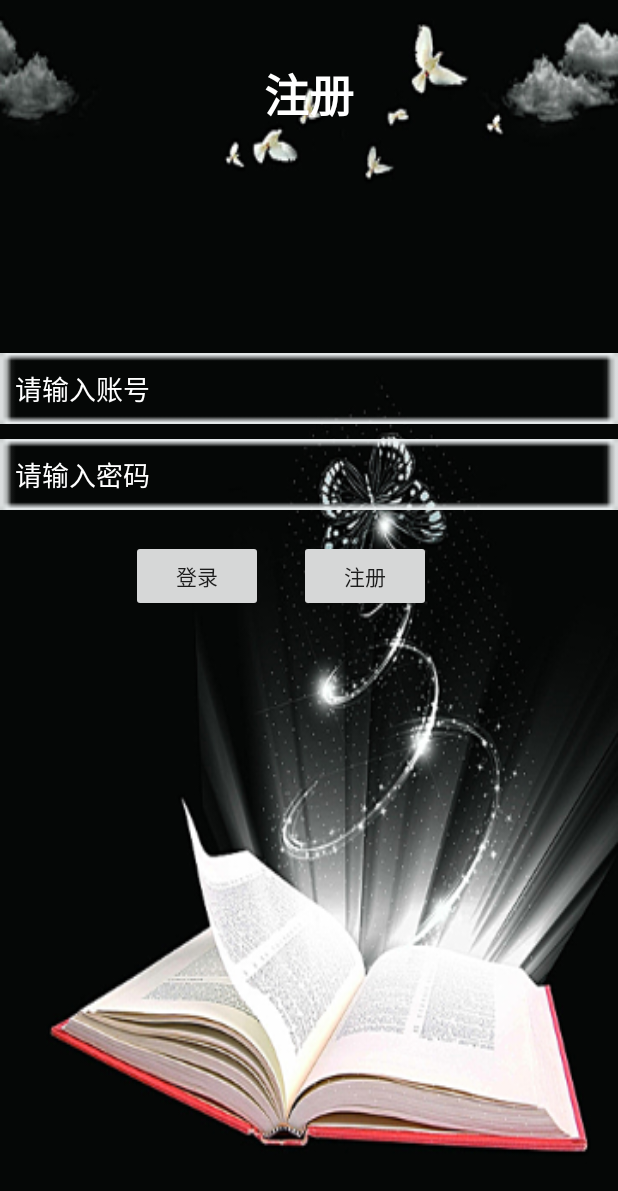
After one commit to zlwgirl/Book, an Android app: the RegisterActivity screen opened directly, with no data from a screen before it, on a phone screen of 412 x 824 dp. The commit adds this screen. Shown: the top 1191 px of the screen. Run offline under Robolectric (Android 15) with nearby library versions, the phone set to English and light mode, and no system bars.

Commit message:
注册，登录

```diff
--- a/app/src/main/AndroidManifest.xml
+++ b/app/src/main/AndroidManifest.xml
@@ -22,6 +22,8 @@
         <activity android:name=".SettingActivity"/>
         <activity android:name=".MyMoney"/>
         <activity android:name=".MyMessageActicity"/>
+        <activity android:name=".LoginActivity"/>
+        <activity android:name=".RegisterActivity"/>
     </application>
 
 </manifest>
--- /dev/null
+++ b/app/src/main/java/com/example/z_lw/aaaa/RegisterActivity.java
@@ -0,0 +1,40 @@
+package com.example.z_lw.aaaa;
+
+import android.app.Activity;
+import android.content.Intent;
+import android.os.Bundle;
+import android.view.View;
+import android.widget.Button;
+
+/**
+ * Created by Z-LW on 2016/9/29.
+ */
+public class RegisterActivity extends Activity implements View.OnClickListener {
+    private Button loginBtn, registerBtn;
+
+    @Override
+    protected void onCreate(Bundle savedInstanceState) {
+        super.onCreate(savedInstanceState);
+        setContentView(R.layout.activity_register);
+        loginBtn = (Button) findViewById(R.id.register_login_btn);
+        registerBtn = (Button) findViewById(R.id.register_btn);
+        loginBtn.setOnClickListener(this);
+        registerBtn.setOnClickListener(this);
+    }
+
+    @Override
+    public void onClick(View view) {
+        switch (view.getId()) {
+            case R.id.register_login_btn:
+                Intent intentLogin = new Intent(this, LoginActivity.class);
+                startActivity(intentLogin);
+                finish();
+                break;
+            case R.id.register_btn:
+                Intent intentRegister = new Intent(this, MainActivity.class);
+                startActivity(intentRegister);
+                finish();
+                break;
+        }
+    }
+}
--- /dev/null
+++ b/app/src/main/res/layout/activity_register.xml
@@ -0,0 +1,67 @@
+<?xml version="1.0" encoding="utf-8"?>
+<LinearLayout xmlns:android="http://schemas.android.com/apk/res/android"
+    android:layout_width="match_parent"
+    android:layout_height="match_parent"
+    android:background="@mipmap/bg_regist"
+    android:orientation="vertical">
+
+    <TextView
+        android:layout_width="match_parent"
+        android:layout_height="wrap_content"
+        android:layout_marginTop="40dp"
+        android:gravity="center"
+        android:text="注册"
+        android:textColor="#ffffff"
+        android:textSize="30sp"
+        android:textStyle="bold" />
+
+    <LinearLayout
+        android:layout_width="match_parent"
+        android:layout_height="wrap_content"
+        android:layout_marginTop="150dp"
+        android:orientation="vertical">
+
+        <EditText
+            android:id="@+id/login_et"
+            android:layout_width="match_parent"
+            android:layout_height="wrap_content"
+            android:background="@mipmap/login_edittext"
+            android:hint="请输入账号"
+            android:padding="10dp"
+            android:textColor="#ffffff"
+            android:textColorHint="#ffffff" />
+
+        <EditText
+            android:id="@+id/register_et"
+            android:layout_width="match_parent"
+            android:layout_height="wrap_content"
+            android:layout_marginTop="10dp"
+            android:background="@mipmap/login_edittext"
+            android:hint="请输入密码"
+            android:padding="10dp"
+            android:textColor="#ffffff"
+            android:textColorHint="#ffffff" />
+    </LinearLayout>
+
+    <RelativeLayout
+        android:layout_width="match_parent"
+        android:layout_height="wrap_content"
+        android:layout_marginTop="20dp">
+
+        <Button
+            android:id="@+id/register_login_btn"
+            android:layout_width="wrap_content"
+            android:layout_height="wrap_content"
+            android:layout_marginLeft="87dp"
+            android:layout_marginStart="87dp"
+            android:text="登录" />
+
+        <Button
+            android:id="@+id/register_btn"
+            android:layout_width="wrap_content"
+            android:layout_height="wrap_content"
+            android:layout_marginLeft="24dp"
+            android:layout_toRightOf="@id/register_login_btn"
+            android:text="注册" />
+    </RelativeLayout>
+</LinearLayout>
```
Also changed, not shown: app/src/main/java/com/example/z_lw/aaaa/LoginActivity.java (added, +41 -0 lines), app/src/main/java/com/example/z_lw/aaaa/LookBookFragment.java (+13 -13 lines), app/src/main/res/layout/activity_login.xml (added, +61 -0 lines), app/src/main/res/layout/drawerlayout_item.xml (+18 -2 lines), app/src/main/res/mipmap-xhdpi/bg_login.png (added), app/src/main/res/mipmap-xhdpi/bg_regist.png (added), app/src/main/res/mipmap-xhdpi/login_button.png (added), app/src/main/res/mipmap-xhdpi/login_edittext.png (added).
